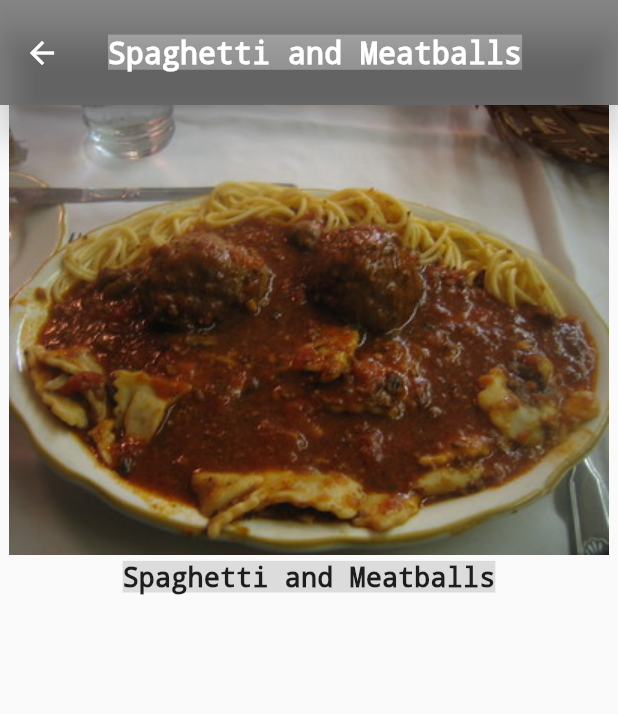
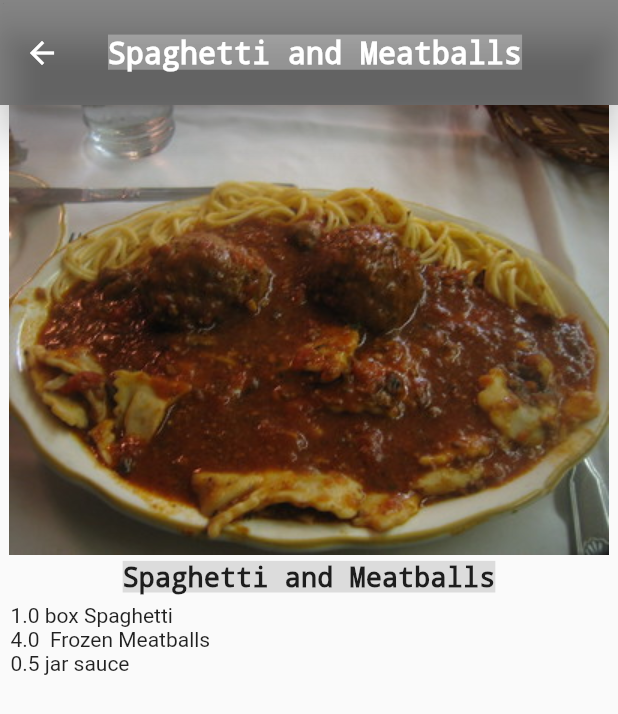
Before and after one commit to apumaparna/recipes, a Flutter app: the screen it shows after launch, after a tap on "Spaghetti and Meatballs", on a phone screen of 412 x 824 dp. Shown: the top 714 px of the screen. Run offline on Flutter 3.47's test engine with Material 2 defaults, Android fonts, the phone set to English and light mode, and no system bars.

Commit message:
fixed problem with images

```diff
--- a/lib/recipe.dart
+++ b/lib/recipe.dart
@@ -1,11 +1,14 @@
 class Recipe {
   String label;
   String imageUrl;
-  // TODO: Add servings and ingredients here
+  int servings;
+  List<Ingredient> ingredients;
 
   Recipe(
     this.label,
     this.imageUrl,
+    this.servings,
+    this.ingredients,
   );
 
   // Our hard-coded list of recipes
@@ -14,28 +17,136 @@ class Recipe {
     Recipe(
       'Spaghetti and Meatballs',
       'assets/2126711929_ef763de2b3_w.jpg',
+      4,
+      [
+        Ingredient(
+          1,
+          'box',
+          'Spaghetti',
+        ),
+        Ingredient(
+          4,
+          '',
+          'Frozen Meatballs',
+        ),
+        Ingredient(
+          0.5,
+          'jar',
+          'sauce',
+        ),
+      ],
     ),
     Recipe(
       'Tomato Soup',
-      'assets/roastedtomatosoup.jpg',
+      'assets/27729023535_a57606c1be.jpg',
+      2,
+      [
+        Ingredient(
+          1,
+          'can',
+          'Tomato Soup',
+        ),
+      ],
     ),
     Recipe(
       'Grilled Cheese',
       'assets/3187380632_5056654a19_b.jpg',
+      1,
+      [
+        Ingredient(
+          2,
+          'slices',
+          'Cheese',
+        ),
+        Ingredient(
+          2,
+          'slices',
+          'Bread',
+        ),
+      ],
     ),
     Recipe(
       'Chocolate Chip Cookies',
       'assets/15992102771_b92f4cc00a_b.jpg',
+      24,
+      [
+        Ingredient(
+          4,
+          'cups',
+          'flour',
+        ),
+        Ingredient(
+          2,
+          'cups',
+          'sugar',
+        ),
+        Ingredient(
+          0.5,
+          'cups',
+          'chocolate chips',
+        ),
+      ],
     ),
     Recipe(
       'Taco Salad',
       'assets/8533381643_a31a99e8a6_c.jpg',
+      1,
+      [
+        Ingredient(
+          4,
+          'oz',
+          'nachos',
+        ),
+        Ingredient(
+          3,
+          'oz',
+          'taco meat',
+        ),
+        Ingredient(
+          0.5,
+          'cup',
+          'cheese',
+        ),
+        Ingredient(
+          0.25,
+          'cup',
+          'chopped tomatoes',
+        ),
+      ],
     ),
     Recipe(
       'Hawaiian Pizza',
       'assets/15452035777_294cefced5_c.jpg',
+      4,
+      [
+        Ingredient(
+          1,
+          'item',
+          'pizza',
+        ),
+        Ingredient(
+          1,
+          'cup',
+          'pineapple',
+        ),
+        Ingredient(
+          8,
+          'oz',
+          'ham',
+        ),
+      ],
     ),
   ];
 }
 
-// TODO: Add Ingredient() here
+class Ingredient {
+  double quantity;
+  String measure;
+  String name;
+
+  Ingredient(
+    this.quantity,
+    this.measure,
+    this.name,
+  );
+}
--- a/lib/recipe_detail.dart
+++ b/lib/recipe_detail.dart
@@ -54,7 +54,19 @@ class _RecipeDetailState extends State<RecipeDetail> {
                   fontFamily: 'Courier New',
                   backgroundColor: Colors.black12,
                   fontWeight: FontWeight.w700)),
-          // TODO: Add Expanded
+
+          Expanded(
+            child: ListView.builder(
+              padding: const EdgeInsets.all(7.0),
+              itemCount: widget.recipe.ingredients.length,
+              itemBuilder: (BuildContext context, int index) {
+                final ingredient = widget.recipe.ingredients[index];
+                // TODO: Add ingredient.quantity
+                return Text(
+                    '${ingredient.quantity} ${ingredient.measure} ${ingredient.name}');
+              },
+            ),
+          ),
 
           // TODO: Add Slider() here
         ],
```
Also changed, not shown: assets/27729023535_a57606c1be.jpg (renamed from assets/roastedtomatosoup.jpg).
